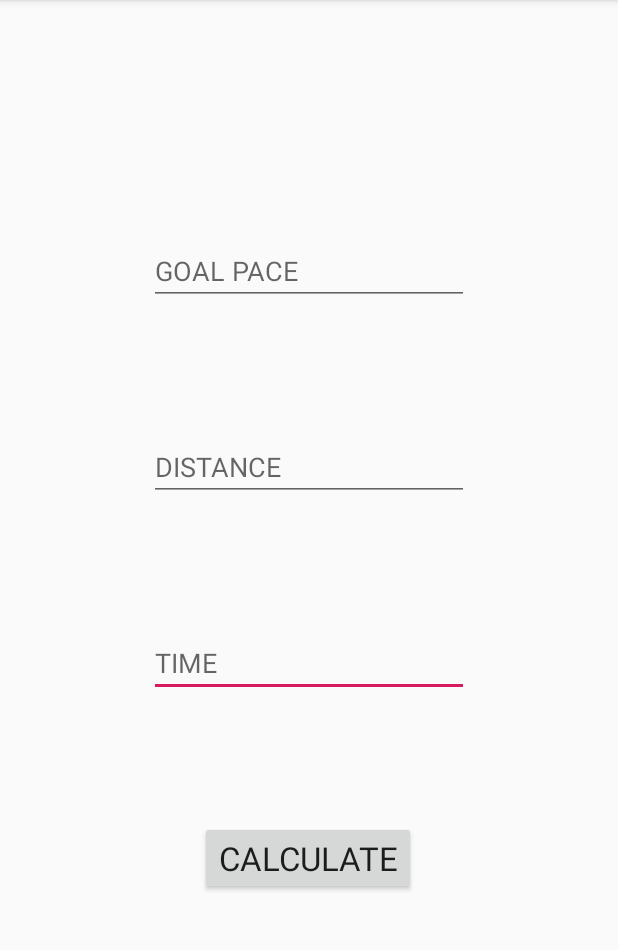
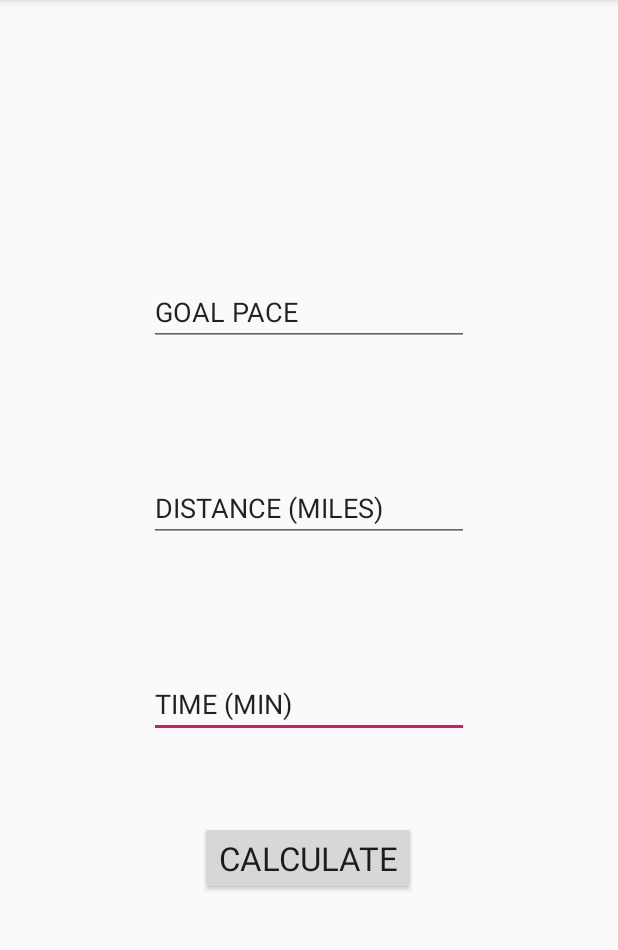
Before and after one commit to jao829/New_Final_Project, an Android app: the CalculateActivity screen opened directly, with no data from a screen before it, on a phone screen of 412 x 824 dp, the part 84-1034 px from its top. Run offline under Robolectric (Android 15) with nearby library versions, the phone set to English and light mode, and no system bars.

Commit message:
layout updated

```diff
--- a/app/src/main/res/layout/activity_calculate.xml
+++ b/app/src/main/res/layout/activity_calculate.xml
@@ -16,12 +16,13 @@
         android:layout_marginEnd="99dp"
         android:layout_marginRight="99dp"
         android:ems="10"
-        android:hint="TIME"
+        android:hint="TIME (MIN)"
         android:inputType="time"
+        android:text="TIME (MIN)"
         app:layout_constraintEnd_toEndOf="parent"
         app:layout_constraintStart_toStartOf="parent"
         app:layout_constraintTop_toBottomOf="@+id/distance"
-        tools:text="TIME"
+        tools:text="TIME (MIN)"
         tools:visibility="visible" />
 
     <EditText
@@ -34,34 +35,14 @@
         android:layout_marginEnd="99dp"
         android:layout_marginRight="99dp"
         android:ems="10"
-        android:hint="DISTANCE"
+        android:hint="DISTANCE (MILES)"
         android:inputType="numberDecimal"
+        android:text="DISTANCE (MILES)"
         android:visibility="visible"
         app:layout_constraintEnd_toEndOf="parent"
         app:layout_constraintStart_toStartOf="parent"
         app:layout_constraintTop_toBottomOf="@+id/goal"
-        tools:text="DISTANCE"
-        tools:visibility="visible" />
-
-    <EditText
-        android:id="@+id/goal"
-        android:layout_width="wrap_content"
-        android:layout_height="wrap_content"
-        android:layout_marginStart="99dp"
-        android:layout_marginLeft="99dp"
-        android:layout_marginTop="60dp"
-        android:layout_marginEnd="99dp"
-        android:layout_marginRight="99dp"
-        android:ems="10"
-        android:hint="GOAL PACE"
-        android:inputType="numberDecimal"
-        android:visibility="visible"
-        app:layout_constraintBottom_toBottomOf="parent"
-        app:layout_constraintEnd_toEndOf="parent"
-        app:layout_constraintStart_toStartOf="parent"
-        app:layout_constraintTop_toTopOf="parent"
-        app:layout_constraintVertical_bias="0.148"
-        tools:text="GOAL PACE"
+        tools:text="DISTANCE (MILES)"
         tools:visibility="visible" />
 
     <Button
@@ -77,4 +58,25 @@
         app:layout_constraintTop_toTopOf="parent"
         app:layout_constraintVertical_bias="0.762"
         tools:text="CALCULATE" />
+
+    <EditText
+        android:id="@+id/goal"
+        android:layout_width="wrap_content"
+        android:layout_height="wrap_content"
+        android:layout_marginStart="99dp"
+        android:layout_marginLeft="99dp"
+        android:layout_marginTop="185dp"
+        android:layout_marginEnd="99dp"
+        android:layout_marginRight="99dp"
+        android:layout_marginBottom="85dp"
+        android:ems="10"
+        android:hint="GOAL PACE (MIN)"
+        android:inputType="time"
+        android:text="GOAL PACE"
+        app:layout_constraintBottom_toTopOf="@+id/distance"
+        app:layout_constraintEnd_toEndOf="parent"
+        app:layout_constraintStart_toStartOf="parent"
+        app:layout_constraintTop_toTopOf="parent"
+        tools:text="GOAL PACE (MIN)" />
+
 </androidx.constraintlayout.widget.ConstraintLayout>
```
